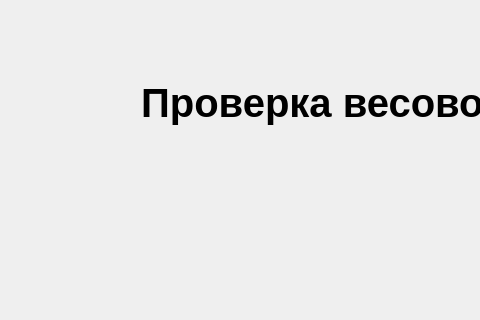
Qt form inspection_module/mainwindow.ui (cyrillwork/MassaK) before a commit; both pictures show x 0 to 480 and y 0 to 320 of the 889 by 610 pixel window.
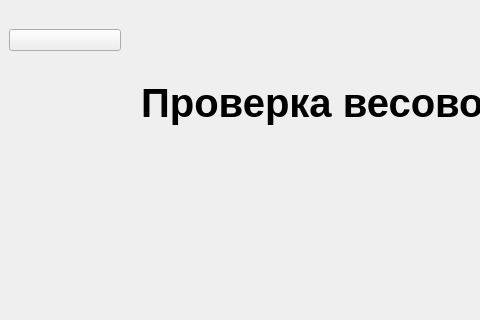
The same form after that commit.

What changed in the file:
```diff
--- a/inspection_module/mainwindow.ui
+++ b/inspection_module/mainwindow.ui
@@ -27,6 +27,19 @@
         </property>
        </widget>
       </item>
+      <item>
+       <widget class="QPushButton" name="logoButton">
+        <property name="maximumSize">
+         <size>
+          <width>150</width>
+          <height>16777215</height>
+         </size>
+        </property>
+        <property name="text">
+         <string>  </string>
+        </property>
+       </widget>
+      </item>
       <item>
        <widget class="QLabel" name="logoLabel">
         <property name="maximumSize">
```
Left out of the diff: 13 changed lines with no effect on the pictures.
